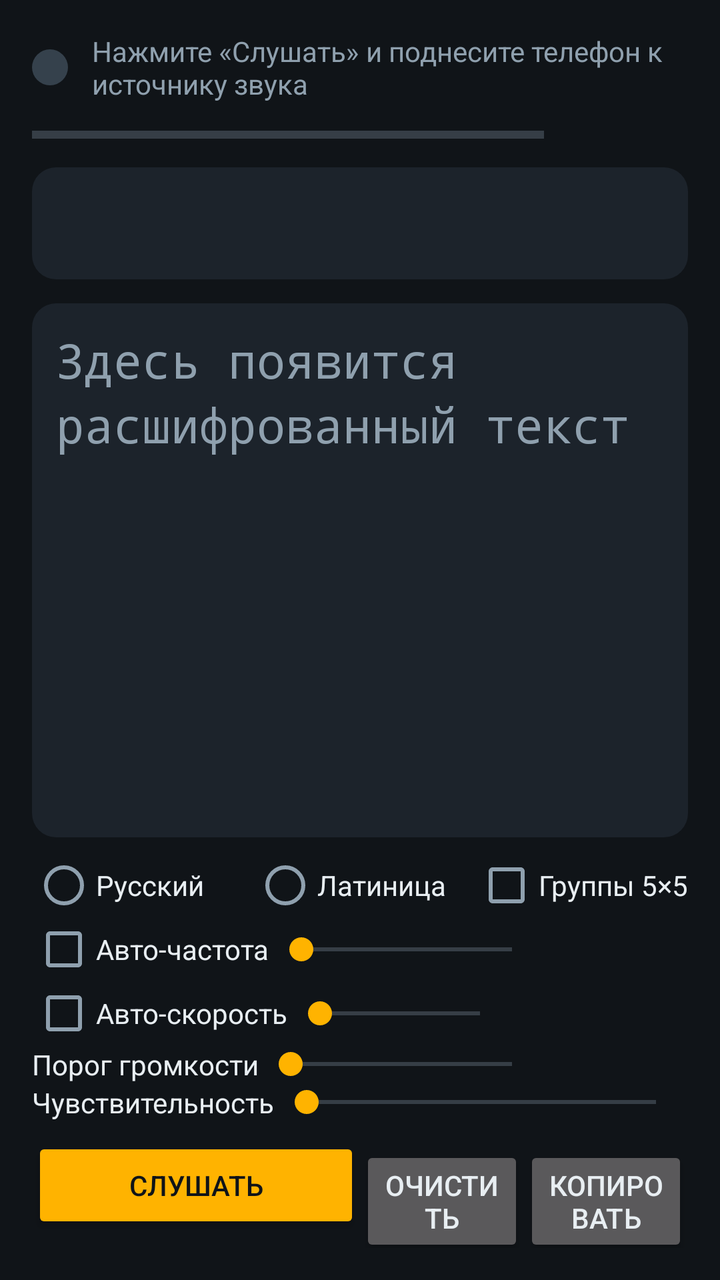
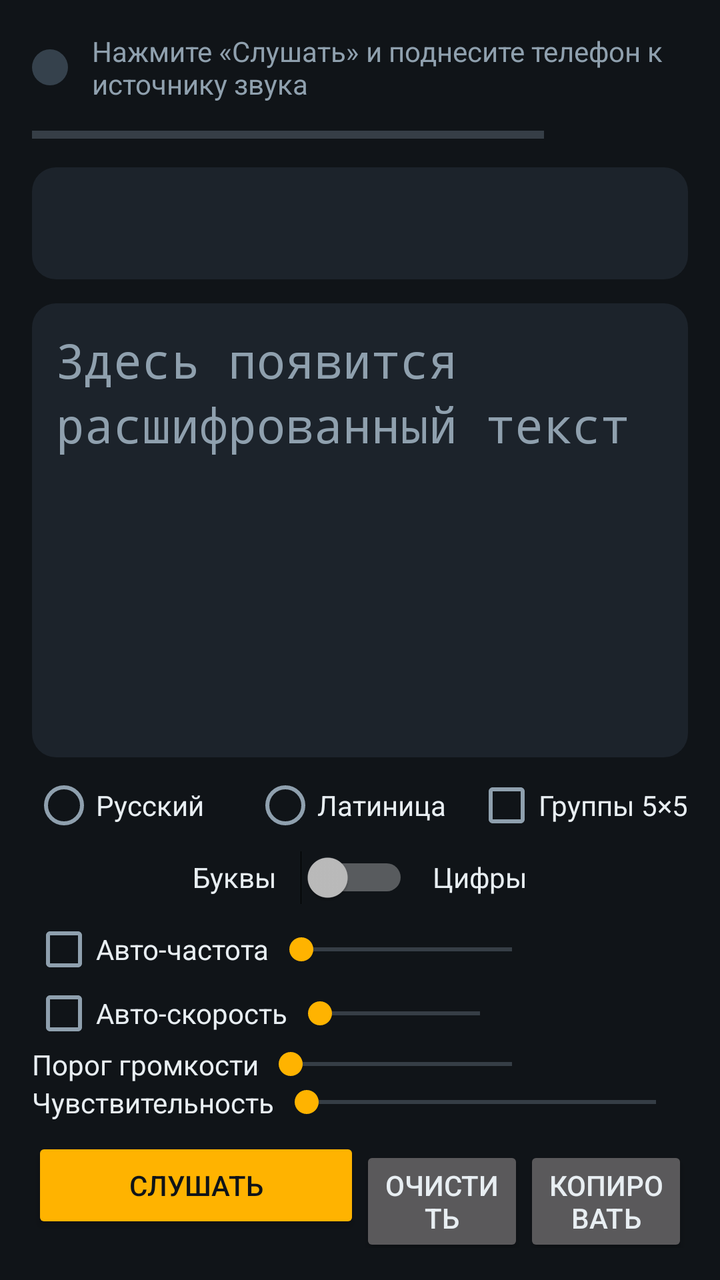

Two renders of the same Android screen: before a commit and after it. Below are the layout's source before the change and the commit's diff.
<!-- AndroidManifest.xml: application theme AppTheme -->
<!-- res/layout/activity_main.xml -->
<?xml version="1.0" encoding="utf-8"?>
<LinearLayout xmlns:android="http://schemas.android.com/apk/res/android"
    android:id="@+id/root"
    android:layout_width="match_parent"
    android:layout_height="match_parent"
    android:orientation="vertical"
    android:padding="16dp">

    <LinearLayout
        android:layout_width="match_parent"
        android:layout_height="wrap_content"
        android:gravity="center_vertical"
        android:orientation="horizontal">

        <View
            android:id="@+id/indicator"
            android:layout_width="18dp"
            android:layout_height="18dp"
            android:background="@drawable/indicator" />

        <TextView
            android:id="@+id/status"
            android:layout_width="0dp"
            android:layout_height="wrap_content"
            android:layout_marginStart="12dp"
            android:layout_weight="1"
            android:text="@string/status_idle"
            android:textColor="@color/text_secondary"
            android:textSize="14sp" />
    </LinearLayout>

    <LinearLayout
        android:layout_width="match_parent"
        android:layout_height="wrap_content"
        android:layout_marginTop="8dp"
        android:gravity="center_vertical"
        android:orientation="horizontal">

        <ProgressBar
            android:id="@+id/level"
            style="@android:style/Widget.Material.ProgressBar.Horizontal"
            android:layout_width="0dp"
            android:layout_height="wrap_content"
            android:layout_weight="1"
            android:max="100" />

        <TextView
            android:id="@+id/levelValue"
            android:layout_width="72dp"
            android:layout_height="wrap_content"
            android:fontFamily="monospace"
            android:gravity="end"
            android:textColor="@color/text_secondary"
            android:textSize="12sp" />
    </LinearLayout>

    <TextView
        android:id="@+id/currentCode"
        android:layout_width="match_parent"
        android:layout_height="56dp"
        android:layout_marginTop="8dp"
        android:background="@drawable/panel"
        android:fontFamily="monospace"
        android:gravity="center"
        android:textColor="@color/accent"
        android:textSize="36sp"
        android:textStyle="bold" />

    <ScrollView
        android:id="@+id/textScroll"
        android:layout_width="match_parent"
        android:layout_height="0dp"
        android:layout_marginTop="12dp"
        android:layout_weight="1"
        android:background="@drawable/panel"
        android:padding="12dp">

        <TextView
            android:id="@+id/decodedText"
            android:layout_width="match_parent"
            android:layout_height="wrap_content"
            android:fontFamily="monospace"
            android:hint="@string/hint_text"
            android:lineSpacingExtra="4dp"
            android:textColor="@color/text_primary"
            android:textColorHint="@color/text_secondary"
            android:textIsSelectable="true"
            android:textSize="24sp" />
    </ScrollView>

    <LinearLayout
        android:layout_width="match_parent"
        android:layout_height="wrap_content"
        android:layout_marginTop="8dp"
        android:gravity="center_vertical"
        android:orientation="horizontal">

        <RadioGroup
            android:id="@+id/alphabet"
            android:layout_width="0dp"
            android:layout_height="wrap_content"
            android:layout_weight="1"
            android:orientation="horizontal">

            <RadioButton
                android:id="@+id/alphabetCyrillic"
                android:layout_width="0dp"
                android:layout_height="wrap_content"
                android:layout_weight="1"
                android:text="@string/alphabet_cyrillic"
                android:textColor="@color/text_primary" />

            <RadioButton
                android:id="@+id/alphabetLatin"
                android:layout_width="0dp"
                android:layout_height="wrap_content"
                android:layout_weight="1"
                android:text="@string/alphabet_latin"
                android:textColor="@color/text_primary" />
        </RadioGroup>

        <CheckBox
            android:id="@+id/groupMode"
            android:layout_width="wrap_content"
            android:layout_height="wrap_content"
            android:text="@string/group_mode"
            android:textColor="@color/text_primary" />
    </LinearLayout>

    <LinearLayout
        android:layout_width="match_parent"
        android:layout_height="wrap_content"
        android:gravity="center_vertical"
        android:orientation="horizontal">

        <CheckBox
            android:id="@+id/autoFrequency"
            android:layout_width="wrap_content"
            android:layout_height="wrap_content"
            android:text="@string/auto_frequency"
            android:textColor="@color/text_primary" />

        <SeekBar
            android:id="@+id/frequency"
            android:layout_width="0dp"
            android:layout_height="wrap_content"
            android:layout_weight="1" />

        <TextView
            android:id="@+id/frequencyValue"
            android:layout_width="72dp"
            android:layout_height="wrap_content"
            android:gravity="end"
            android:textColor="@color/text_secondary" />
    </LinearLayout>

    <LinearLayout
        android:layout_width="match_parent"
        android:layout_height="wrap_content"
        android:gravity="center_vertical"
        android:orientation="horizontal">

        <CheckBox
            android:id="@+id/autoSpeed"
            android:layout_width="wrap_content"
            android:layout_height="wrap_content"
            android:text="@string/auto_speed"
            android:textColor="@color/text_primary" />

        <SeekBar
            android:id="@+id/speed"
            android:layout_width="0dp"
            android:layout_height="wrap_content"
            android:layout_weight="1" />

        <TextView
            android:id="@+id/speedValue"
            android:layout_width="88dp"
            android:layout_height="wrap_content"
            android:gravity="end"
            android:textColor="@color/text_secondary" />
    </LinearLayout>

    <LinearLayout
        android:layout_width="match_parent"
        android:layout_height="wrap_content"
        android:gravity="center_vertical"
        android:orientation="horizontal">

        <TextView
            android:layout_width="wrap_content"
            android:layout_height="wrap_content"
            android:text="@string/volume_threshold"
            android:textColor="@color/text_primary" />

        <SeekBar
            android:id="@+id/volumeThreshold"
            android:layout_width="0dp"
            android:layout_height="wrap_content"
            android:layout_weight="1" />

        <TextView
            android:id="@+id/volumeThresholdValue"
            android:layout_width="72dp"
            android:layout_height="wrap_content"
            android:gravity="end"
            android:textColor="@color/text_secondary" />
    </LinearLayout>

    <LinearLayout
        android:layout_width="match_parent"
        android:layout_height="wrap_content"
        android:gravity="center_vertical"
        android:orientation="horizontal">

        <TextView
            android:layout_width="wrap_content"
            android:layout_height="wrap_content"
            android:text="@string/sensitivity"
            android:textColor="@color/text_primary" />

        <SeekBar
            android:id="@+id/sensitivity"
            android:layout_width="0dp"
            android:layout_height="wrap_content"
            android:layout_weight="1"
            android:max="20" />
    </LinearLayout>

    <LinearLayout
        android:layout_width="match_parent"
        android:layout_height="wrap_content"
        android:layout_marginTop="8dp"
        android:orientation="horizontal">

        <Button
            android:id="@+id/startStop"
            android:layout_width="0dp"
            android:layout_height="wrap_content"
            android:layout_weight="2"
            android:backgroundTint="@color/accent"
            android:text="@string/start"
            android:textColor="@color/background" />

        <Button
            android:id="@+id/clear"
            android:layout_width="0dp"
            android:layout_height="wrap_content"
            android:layout_weight="1"
            android:text="@string/clear" />

        <Button
            android:id="@+id/copy"
            android:layout_width="0dp"
            android:layout_height="wrap_content"
            android:layout_weight="1"
            android:text="@string/copy" />
    </LinearLayout>
</LinearLayout>
<!-- resources referenced by this layout -->
<resources>
  <color name="accent">#FFFFB300</color>
  <color name="background">#FF101418</color>
  <color name="text_primary">#FFE8EEF2</color>
  <color name="text_secondary">#FF8FA0AE</color>
  <!-- drawable indicator (drawable) -->
  <?xml version="1.0" encoding="utf-8"?>
  <shape xmlns:android="http://schemas.android.com/apk/res/android"
      android:shape="oval">
      <solid android:color="@color/signal_off" />
  </shape>
  <!-- drawable panel (drawable) -->
  <?xml version="1.0" encoding="utf-8"?>
  <shape xmlns:android="http://schemas.android.com/apk/res/android"
      android:shape="rectangle">
      <solid android:color="@color/surface" />
      <corners android:radius="12dp" />
  </shape>
  <string name="alphabet_cyrillic">Русский</string>
  <string name="alphabet_latin">Латиница</string>
  <string name="auto_frequency">Авто-частота</string>
  <string name="auto_speed">Авто-скорость</string>
  <string name="clear">Очистить</string>
  <string name="copy">Копировать</string>
  <string name="group_mode">Группы 5×5</string>
  <string name="hint_text">Здесь появится расшифрованный текст</string>
  <string name="sensitivity">Чувствительность</string>
  <string name="start">Слушать</string>
  <string name="status_idle">Нажмите «Слушать» и поднесите телефон к источнику звука</string>
  <string name="volume_threshold">Порог громкости</string>
  <style name="AppTheme" parent="@android:style/Theme.Material.NoActionBar">
          <item name="android:colorPrimary">@color/surface</item>
          <item name="android:colorPrimaryDark">@color/background</item>
          <item name="android:colorAccent">@color/accent</item>
          <item name="android:windowBackground">@color/background</item>
          <item name="android:statusBarColor">@color/background</item>
          <item name="android:navigationBarColor">@color/background</item>
          <item name="android:textColorPrimary">@color/text_primary</item>
          <item name="android:textColorSecondary">@color/text_secondary</item>
      </style>
  <color name="signal_off">#FF35414C</color>
  <color name="surface">#FF1C232B</color>
</resources>

<!-- the commit's change to res/layout/activity_main.xml (unified diff, before → after) -->
@@ -130,6 +130,35 @@
     <LinearLayout
         android:layout_width="match_parent"
         android:layout_height="wrap_content"
+        android:gravity="center"
+        android:orientation="horizontal">
+
+        <TextView
+            android:id="@+id/modeLetters"
+            android:layout_width="wrap_content"
+            android:layout_height="wrap_content"
+            android:text="@string/mode_letters"
+            android:textColor="@color/text_primary" />
+
+        <Switch
+            android:id="@+id/digitsMode"
+            android:layout_width="wrap_content"
+            android:layout_height="wrap_content"
+            android:layout_marginStart="12dp"
+            android:layout_marginEnd="12dp"
+            android:minHeight="40dp" />
+
+        <TextView
+            android:id="@+id/modeDigits"
+            android:layout_width="wrap_content"
+            android:layout_height="wrap_content"
+            android:text="@string/mode_digits"
+            android:textColor="@color/text_primary" />
+    </LinearLayout>
+
+    <LinearLayout
+        android:layout_width="match_parent"
+        android:layout_height="wrap_content"
         android:gravity="center_vertical"
         android:orientation="horizontal">
 
<!-- resource entries referenced after the edit -->
@@ -25,6 +25,8 @@
   <string name="copy">Копировать</string>
   <string name="group_mode">Группы 5×5</string>
   <string name="hint_text">Здесь появится расшифрованный текст</string>
+  <string name="mode_digits">Цифры</string>
+  <string name="mode_letters">Буквы</string>
   <string name="sensitivity">Чувствительность</string>
   <string name="start">Слушать</string>
   <string name="status_idle">Нажмите «Слушать» и поднесите телефон к источнику звука</string>
